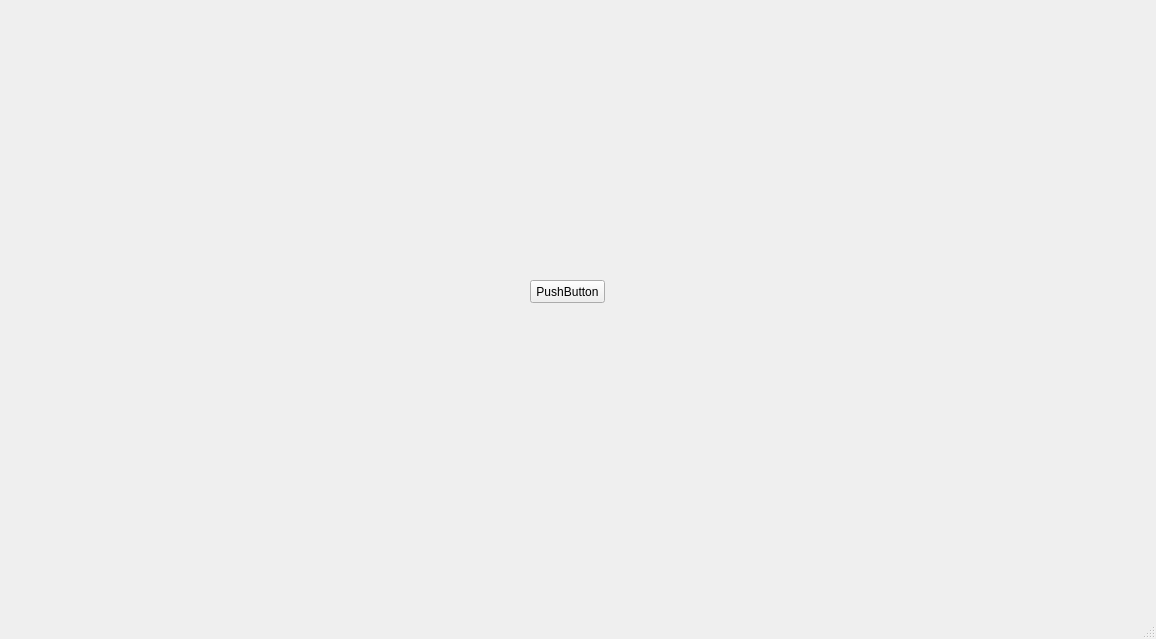
Old version of the form untitled/mainwindow.ui in the repository JakubKomar/ICP-2021.
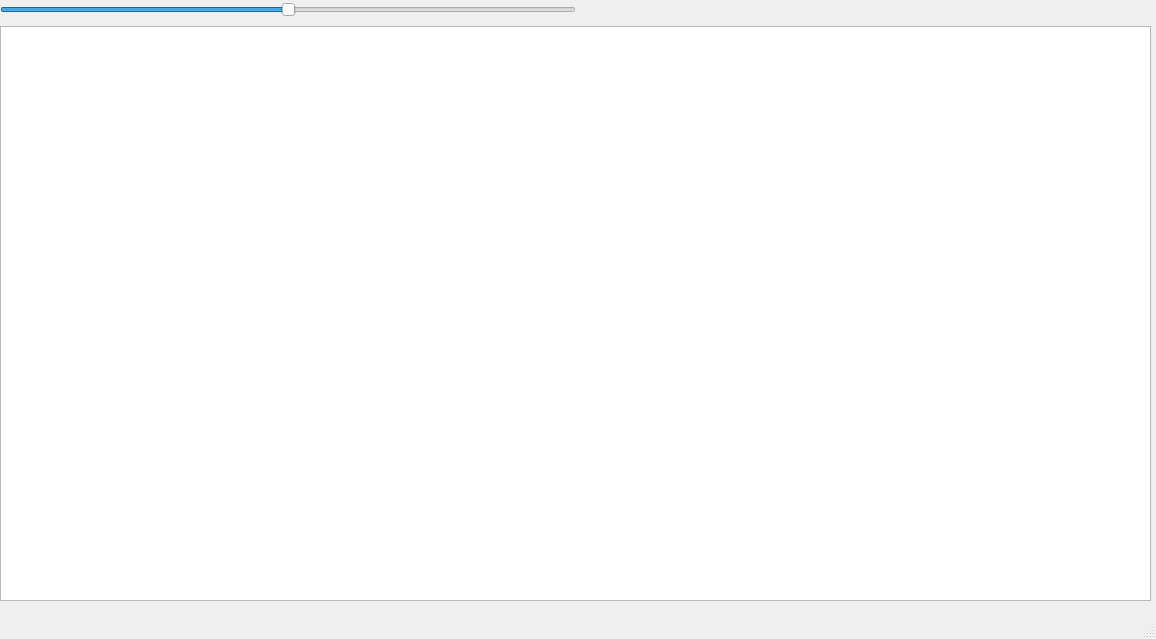
New version of the form.

Commit message: small step for humanity, huge step for me

Diff of the .ui file:
```diff
--- a/untitled/mainwindow.ui
+++ b/untitled/mainwindow.ui
@@ -14,18 +14,63 @@
    <string>MainWindow</string>
   </property>
   <widget class="QWidget" name="centralwidget">
-   <widget class="QPushButton" name="pushButton">
+   <widget class="QWidget" name="verticalLayoutWidget">
     <property name="geometry">
      <rect>
-      <x>530</x>
-      <y>280</y>
-      <width>75</width>
-      <height>23</height>
+      <x>0</x>
+      <y>0</y>
+      <width>1151</width>
+      <height>601</height>
      </rect>
     </property>
-    <property name="text">
-     <string>PushButton</string>
-    </property>
+    <layout class="QVBoxLayout" name="verticalLayout_2">
+     <item>
+      <layout class="QHBoxLayout" name="horizontalLayout_2">
+       <item>
+        <widget class="QSlider" name="zoomSlider">
+         <property name="maximum">
+          <number>20</number>
+         </property>
+         <property name="value">
+          <number>10</number>
+         </property>
+         <property name="orientation">
+          <enum>Qt::Horizontal</enum>
+         </property>
+        </widget>
+       </item>
+       <item>
+        <spacer name="horizontalSpacer">
+         <property name="orientation">
+          <enum>Qt::Horizontal</enum>
+         </property>
+         <property name="sizeHint" stdset="0">
+          <size>
+           <width>40</width>
+           <height>20</height>
+          </size>
+         </property>
+        </spacer>
+       </item>
+      </layout>
+     </item>
+     <item>
+      <widget class="QGraphicsView" name="graphicsView">
+       <property name="sizePolicy">
+        <sizepolicy hsizetype="Expanding" vsizetype="Expanding">
+         <horstretch>0</horstretch>
+         <verstretch>0</verstretch>
+        </sizepolicy>
+       </property>
+       <property name="maximumSize">
+        <size>
+         <width>16777215</width>
+         <height>16777215</height>
+        </size>
+       </property>
+      </widget>
+     </item>
+    </layout>
    </widget>
   </widget>
   <widget class="QMenuBar" name="menubar">
```
Left out of the diff: 2 changed lines with no effect on the pictures. The commit also changes 2 other files.
